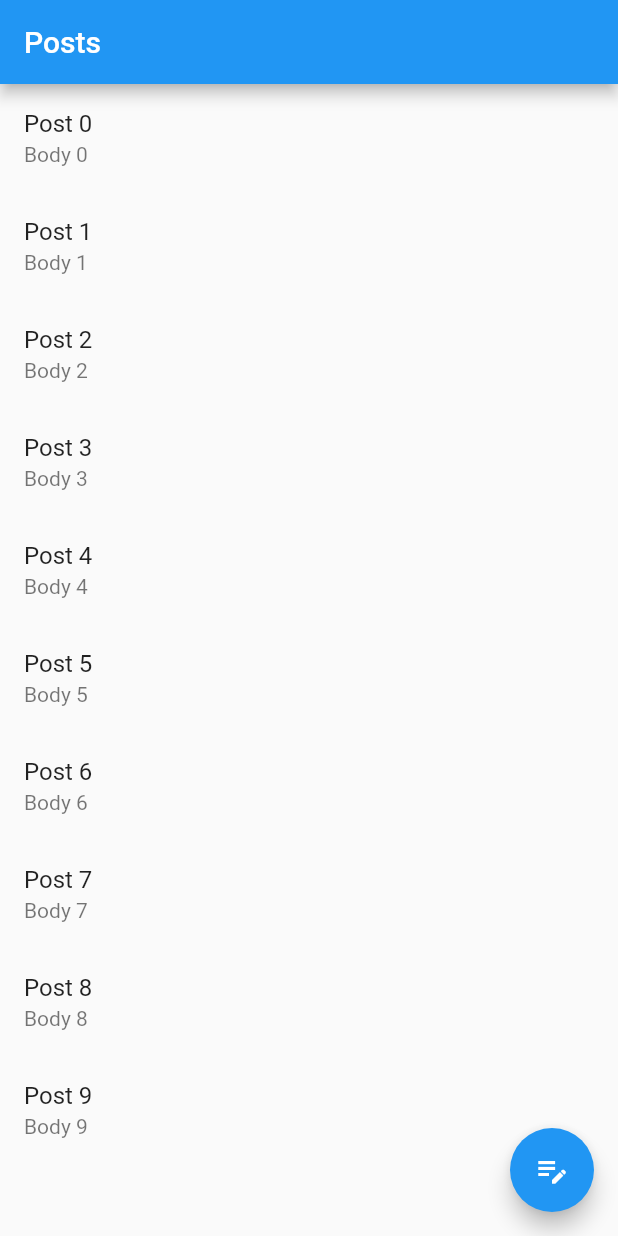
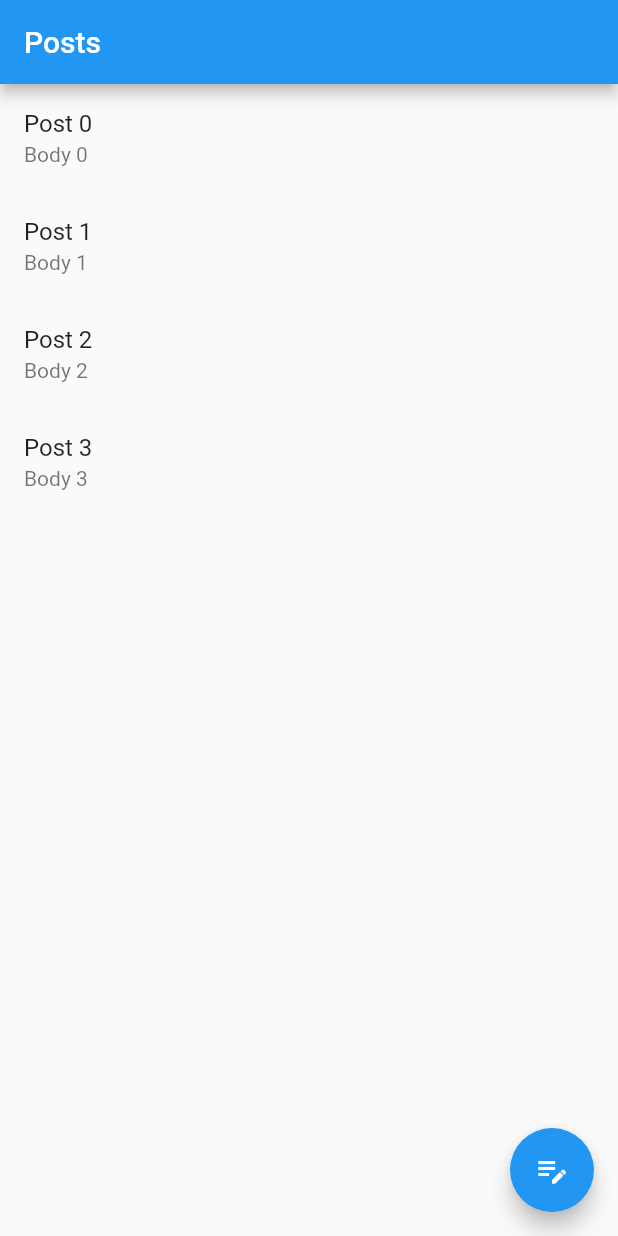
Before and after one commit to Deiyamo/tp_flutter_app, a Flutter app: the screen it shows after launch, on a phone screen of 412 x 824 dp. Run offline on Flutter 3.47's test engine with Material 2 defaults, Android fonts, the phone set to English and light mode, and no system bars; our stand-ins replace bloc, flutter_bloc.

Commit message:
Add bloc for posts ✨

```diff
--- a/lib/main.dart
+++ b/lib/main.dart
@@ -1,8 +1,8 @@
 import 'package:flutter/material.dart';
 import 'package:tp_flutter_app/models/post.dart';
-import 'package:tp_flutter_app/screens/add_post_screen/add_post_screen.dart';
-import 'package:tp_flutter_app/screens/post_detail_screen/post_detail_screen.dart';
-import 'package:tp_flutter_app/screens/posts_screen/posts_screen.dart';
+import 'package:tp_flutter_app/screens/ui/add_post_screen/add_post_screen.dart';
+import 'package:tp_flutter_app/screens/ui/post_detail_screen/post_detail_screen.dart';
+import 'package:tp_flutter_app/screens/ui/posts_screen/posts_screen.dart';
 
 void main() {
   runApp(const MyApp());
--- /dev/null
+++ b/lib/screens/logic/posts_bloc/posts_bloc.dart
@@ -0,0 +1,39 @@
+import 'package:bloc/bloc.dart';
+import 'package:flutter/foundation.dart';
+import 'package:tp_flutter_app/models/post.dart';
+
+part 'posts_event.dart';
+part 'posts_state.dart';
+
+class PostsBloc extends Bloc<PostsEvent, PostsState> {
+  PostsBloc() : super(PostsState()) {
+    on<GetAllPosts>((event, emit) async {
+      emit(state.copyWith(status: PostsStatus.loading));
+
+      final count = event.count;
+
+      // await Future.delayed(Duration(seconds: 2));
+
+      try {
+        // throw Exception();
+        final posts = List.generate(count, (index) => Post(title: 'Post $index', body: 'Body $index'));
+        emit(state.copyWith(status: PostsStatus.success, posts: posts));
+      } catch (error) {
+        emit(state.copyWith(status: PostsStatus.error, error: 'Une erreur est survenue !'));
+      }
+
+    });
+
+    on<AddPost>((event, emit) async {
+      emit(state.copyWith(status: PostsStatus.loading));
+
+
+    });
+
+    on<EditPost>((event, emit) async {
+      emit(state.copyWith(status: PostsStatus.loading));
+
+
+    });
+  }
+}
--- /dev/null
+++ b/lib/screens/logic/posts_bloc/posts_event.dart
@@ -0,0 +1,22 @@
+part of 'posts_bloc.dart';
+
+@immutable
+abstract class PostsEvent {}
+
+class GetAllPosts extends PostsEvent {
+  final int count;
+
+  GetAllPosts(this.count);
+}
+
+class AddPost extends PostsEvent {
+  final Post post;
+
+  AddPost(this.post);
+}
+
+class EditPost extends PostsEvent {
+  final Post post;
+
+  EditPost(this.post);
+}
--- /dev/null
+++ b/lib/screens/logic/posts_bloc/posts_state.dart
@@ -0,0 +1,32 @@
+part of 'posts_bloc.dart';
+
+enum PostsStatus {
+  initial,
+  loading,
+  success,
+  error,
+}
+
+class PostsState {
+  PostsState({
+    this.status = PostsStatus.initial,
+    this.posts = const [],
+    this.error,
+});
+
+  final PostsStatus status;
+  final List<Post> posts;
+  final String? error;
+
+PostsState copyWith({
+    PostsStatus? status,
+    List<Post>? posts,
+    String? error,
+  }) {
+    return PostsState(
+      status: status ?? this.status,
+      posts: posts ?? this.posts,
+      error: error ?? this.error,
+    );
+  }
+}
--- a/lib/screens/posts_screen/posts_screen.dart
+++ /dev/null
@@ -1,28 +0,0 @@
-import 'package:flutter/material.dart';
-
-class PostsScreen extends StatelessWidget {
-  const PostsScreen({super.key});
-
-  @override
-  Widget build(BuildContext context) {
-    return Scaffold(
-      appBar: AppBar(
-        title: const Text('Posts'),
-      ),
-      body: ListView.builder(
-        itemCount: 10,
-        itemBuilder: (context, index) {
-          return ListTile(
-            title: Text('Post $index'),
-            subtitle: Text('Body $index'),
-            onTap: () {},
-          );
-        },
-      ),
-      floatingActionButton: FloatingActionButton(
-        onPressed: () {},
-        child: const Icon(Icons.edit_note),
-      ),
-    );
-  }
-}
--- /dev/null
+++ b/lib/screens/ui/posts_screen/posts_screen.dart
@@ -0,0 +1,67 @@
+import 'package:flutter/material.dart';
+import 'package:flutter_bloc/flutter_bloc.dart';
+import 'package:tp_flutter_app/screens/logic/posts_bloc/posts_bloc.dart';
+
+class PostsScreen extends StatelessWidget {
+  const PostsScreen({super.key});
+
+  @override
+  Widget build(BuildContext context) {
+    return BlocProvider(
+      create: (context) => PostsBloc()..add(GetAllPosts(4)),
+      child: Builder(
+        builder: (context) {
+          return Scaffold(
+            appBar: AppBar(
+              title: const Text('Posts'),
+            ),
+            body: BlocBuilder<PostsBloc, PostsState>(
+              builder: (context, state) {
+                switch (state.status) {
+                  case PostsStatus.initial:
+                    return const SizedBox();
+                  case PostsStatus.loading:
+                    return const Center(
+                      child: CircularProgressIndicator(),
+                    );
+                  case PostsStatus.error:
+                    return Center(
+                      child: Text('${state.error}'),
+                    );
+                  case PostsStatus.success:
+                    final posts = state.posts;
+
+                    if (posts.isEmpty) {
+                      return Center(
+                        child: Column(
+                          children: const [
+                            Text('Aucun post n\'a été créé. 😔'),
+                            Text('Veuillez créer votre premier post !'),
+                          ],
+                        ),
+                      );
+                    }
+
+                    return ListView.builder(
+                      itemCount: posts.length,
+                      itemBuilder: (context, index) {
+                        return ListTile(
+                          title: Text('Post $index'),
+                          subtitle: Text('Body $index'),
+                          onTap: () {},
+                        );
+                      },
+                    );
+                }
+              },
+            ),
+            floatingActionButton: FloatingActionButton(
+              onPressed: () {},
+              child: const Icon(Icons.edit_note),
+            ),
+          );
+        }
+      ),
+    );
+  }
+}
--- a/pubspec.yaml
+++ b/pubspec.yaml
@@ -7,10 +7,11 @@ environment:
   sdk: '>=2.19.2 <3.0.0'
 
 dependencies:
+  bloc: ^8.1.2
+  cupertino_icons: ^1.0.2
   flutter:
     sdk: flutter
-
-  cupertino_icons: ^1.0.2
+  flutter_bloc: ^8.1.2
 
 dev_dependencies:
   flutter_test:
```
Also changed, not shown: lib/screens/ui/add_post_screen/add_post_screen.dart (renamed from lib/screens/add_post_screen/add_post_screen.dart), lib/screens/ui/post_detail_screen/post_detail_screen.dart (renamed from lib/screens/post_detail_screen/post_detail_screen.dart), pubspec.lock.
